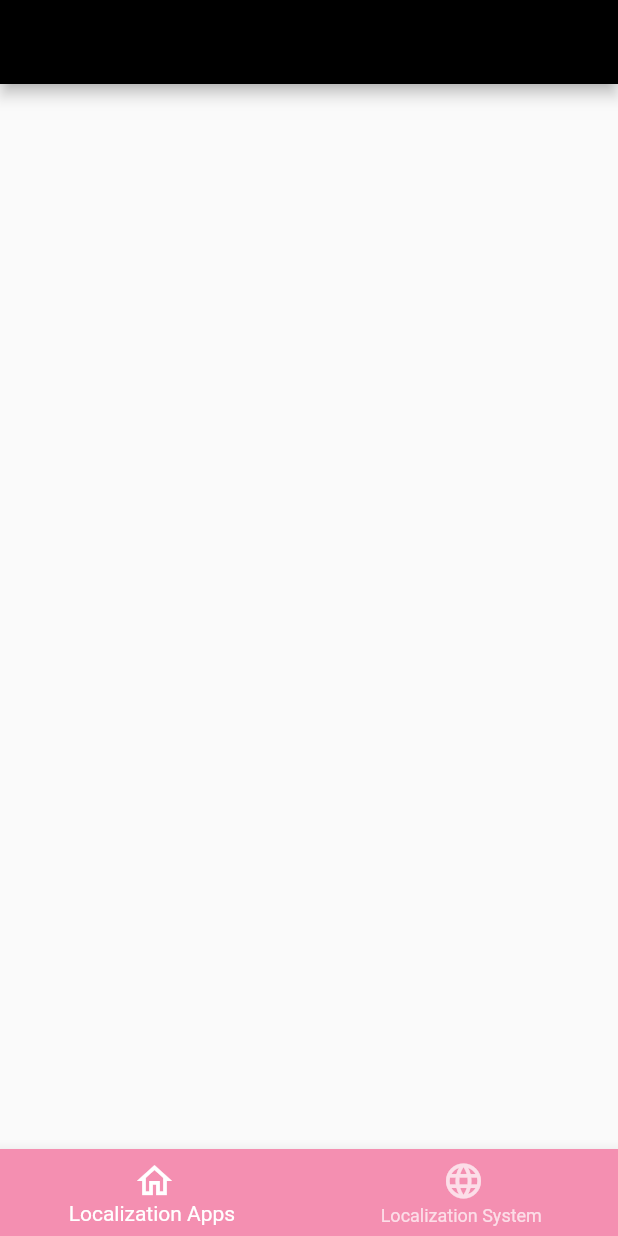
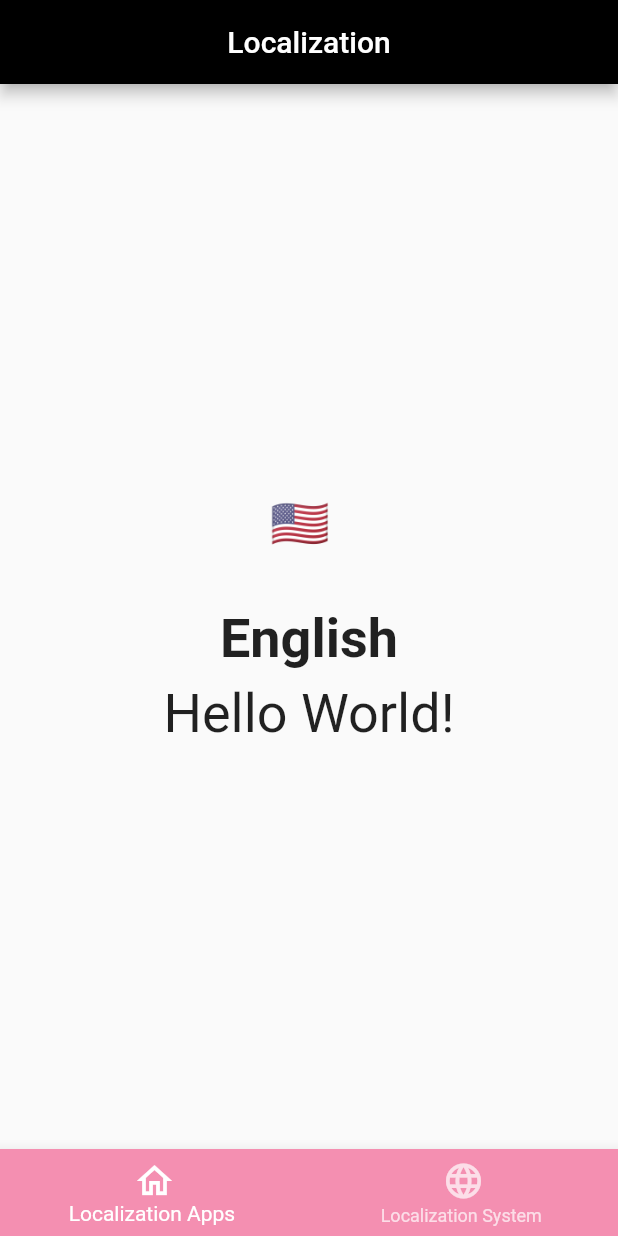
Before and after one commit to rishita-joshi/localization_example, a Flutter app: the screen it shows after launch, on a phone screen of 412 x 824 dp. Run offline on Flutter 3.47's test engine with Material 2 defaults, Android fonts, the phone set to English and light mode, and no system bars; generated files the repository leaves out were written again.

Commit message:
localization done

```diff
--- a/lib/main.dart
+++ b/lib/main.dart
@@ -5,9 +5,8 @@ import 'package:demo_lang/provider/local_provider.dart';
 import 'package:flutter/material.dart';
 import 'package:flutter/services.dart';
 import 'package:flutter_localizations/flutter_localizations.dart';
+import 'package:provider/provider.dart';
 import 'package:flutter_gen/gen_l10n/app_localizations.dart';
-
-import 'package:provider/provider.dart';
 
 Future main() async {
   WidgetsFlutterBinding.ensureInitialized();
--- a/lib/pages/local_system_page.dart
+++ b/lib/pages/local_system_page.dart
@@ -1,5 +1,8 @@
+import 'package:demo_lang/provider/local_provider.dart';
 import 'package:demo_lang/widget/language_picker.dart';
 import 'package:flutter/material.dart';
+import 'package:provider/provider.dart';
+import 'package:flutter_gen/gen_l10n/app_localizations.dart';
 
 class LocalSystemPage extends StatefulWidget {
   const LocalSystemPage({Key? key}) : super(key: key);
@@ -10,15 +13,40 @@ class LocalSystemPage extends StatefulWidget {
 
 class _LocalSystemPageState extends State<LocalSystemPage> {
   @override
+  void initState() {
+    super.initState();
+    WidgetsBinding.instance?.addPostFrameCallback((_) {
+      final provider = Provider.of<LocalProvider>(context, listen: false);
+
+      provider.clearLocale();
+    });
+  }
+
+  @override
   Widget build(BuildContext context) {
     return Scaffold(
       appBar: AppBar(
         backgroundColor: Colors.black,
         centerTitle: true,
-        actions: [
-          const LanguagePickerWidget(),
-          const SizedBox(width: 12),
-        ],
+        title: const Text("Localization"),
+      ),
+      body: Center(
+        child: Column(
+          mainAxisAlignment: MainAxisAlignment.center,
+          children: [
+            const LanguagePickerWidget(),
+            const SizedBox(height: 32),
+            Text(
+              AppLocalizations.of(context)!.language,
+              style: const TextStyle(fontSize: 36, fontWeight: FontWeight.bold),
+            ),
+            const SizedBox(height: 8),
+            Text(
+              AppLocalizations.of(context)!.helloWorld,
+              style: const TextStyle(fontSize: 36),
+            ),
+          ],
+        ),
       ),
     );
   }
--- a/lib/widget/language_picker.dart
+++ b/lib/widget/language_picker.dart
@@ -9,7 +9,8 @@ class LanguagePickerWidget extends StatelessWidget {
   @override
   Widget build(BuildContext context) {
     final provider = Provider.of<LocalProvider>(context);
-    final locale = provider.locale;
+    final locale = provider.locale ?? const Locale('en');
+
     return DropdownButtonHideUnderline(
       child: DropdownButton(
         value: locale,
```
